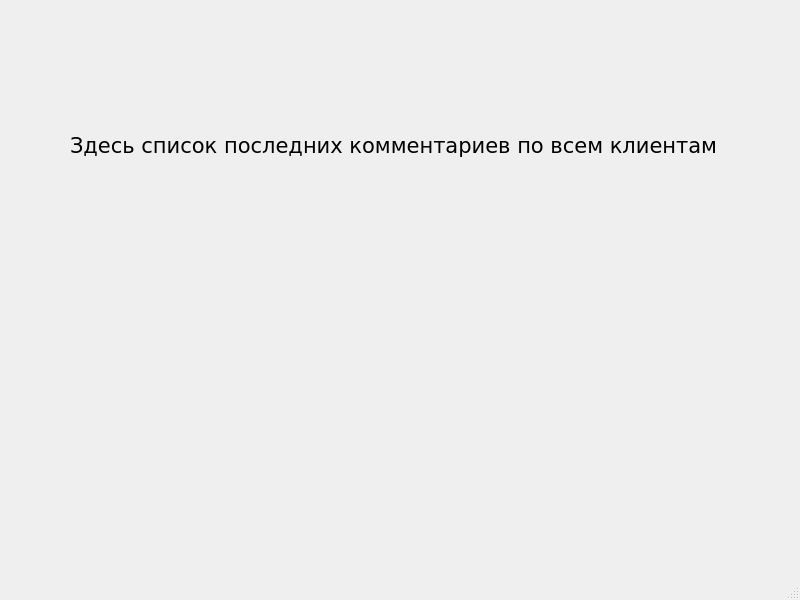
Old version of the form alltaskslistwindow/alltaskslist.ui in the repository telepark/informer.
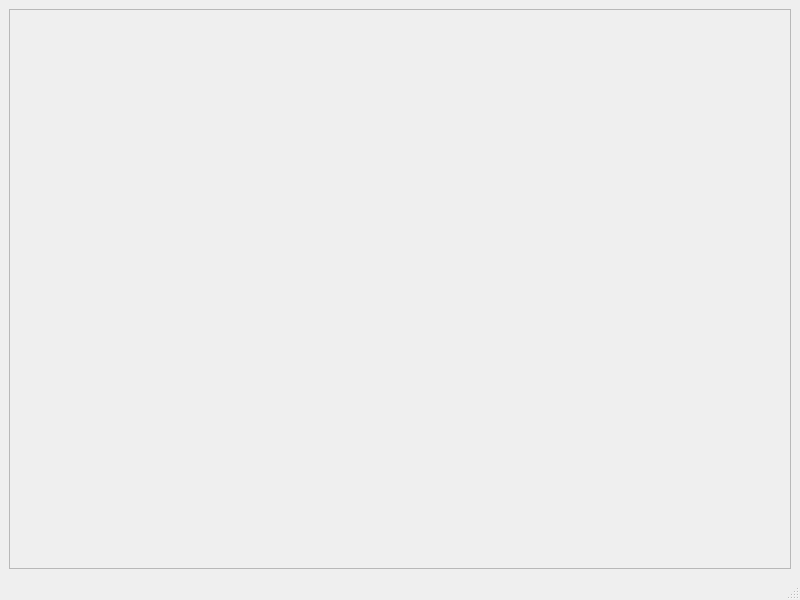
New version of the form.

Patch:
```diff
--- a/alltaskslistwindow/alltaskslist.ui
+++ b/alltaskslistwindow/alltaskslist.ui
@@ -14,25 +14,30 @@
    <string>MainWindow</string>
   </property>
   <widget class="QWidget" name="centralwidget">
-   <widget class="QLabel" name="label">
+   <layout class="QVBoxLayout" name="verticalLayout_2">
+    <item>
+     <widget class="QScrollArea" name="scrollArea">
+      <property name="widgetResizable">
+       <bool>true</bool>
+      </property>
+      <widget class="QWidget" name="scrollAreaWidgetContents">
     <property name="geometry">
      <rect>
-      <x>70</x>
-      <y>90</y>
-      <width>671</width>
-      <height>111</height>
-     </rect>
-    </property>
-    <property name="font">
-     <font>
-      <family>DejaVu Sans</family>
-      <pointsize>16</pointsize>
-     </font>
-    </property>
-    <property name="text">
-     <string>Здесь список последних комментариев по всем клиентам</string>
-    </property>
-   </widget>
+         <x>0</x>
+         <y>0</y>
+         <width>780</width>
+         <height>536</height>
+        </rect>
+       </property>
+       <layout class="QVBoxLayout" name="verticalLayout_3">
+        <item>
+         <layout class="QVBoxLayout" name="allCommentsLayout"/>
+        </item>
+       </layout>
+      </widget>
+     </widget>
+    </item>
+   </layout>
   </widget>
   <widget class="QMenuBar" name="menubar">
    <property name="geometry">
```
Lines whose indentation alone changed are shown as unchanged.
